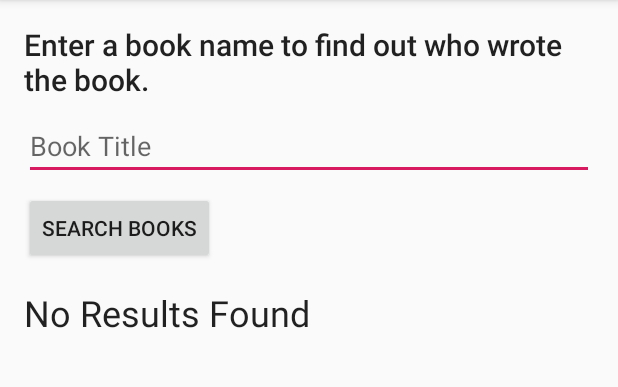
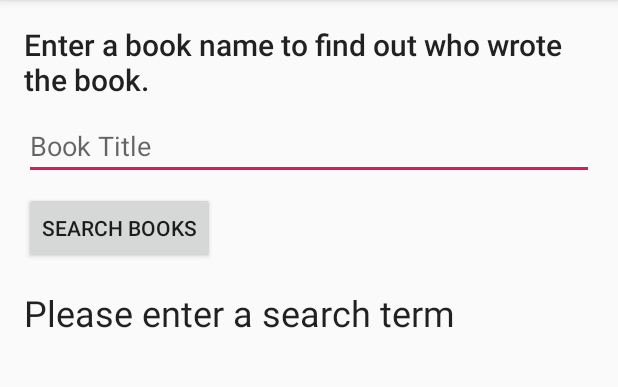
Before and after one commit to opelayoa/SyncTask, an Android app: the screen it shows after launch (MainActivity), after a tap on "SEARCH BOOKS", on a phone screen of 412 x 824 dp, the part 84-471 px from its top. Run offline under Robolectric (Android 15) with nearby library versions, the phone set to English and light mode, and no system bars.

Commit message:
Implement UI Best Practices

```diff
--- a/app/src/main/java/tiendas3b/com/mx/simpleasynctask/MainActivity.java
+++ b/app/src/main/java/tiendas3b/com/mx/simpleasynctask/MainActivity.java
@@ -1,9 +1,13 @@
 package tiendas3b.com.mx.simpleasynctask;
 
+import android.content.Context;
+import android.net.ConnectivityManager;
+import android.net.NetworkInfo;
 import android.support.v7.app.AppCompatActivity;
 import android.os.Bundle;
 import android.util.Log;
 import android.view.View;
+import android.view.inputmethod.InputMethodManager;
 import android.widget.EditText;
 import android.widget.TextView;
 
@@ -25,8 +29,35 @@ public class MainActivity extends AppCompatActivity {
     }
 
     public void searchBooks(View view) {
-        // Get the search string from the input field.
         String queryString = mBookInput.getText().toString();
-        new FetchBook(mTitleText, mAuthorText).execute(queryString);
+
+        InputMethodManager inputManager = (InputMethodManager)
+                getSystemService(Context.INPUT_METHOD_SERVICE);
+        if (inputManager != null ) {
+            inputManager.hideSoftInputFromWindow(view.getWindowToken(),
+                    InputMethodManager.HIDE_NOT_ALWAYS);
+        }
+
+        ConnectivityManager connMgr = (ConnectivityManager)
+                getSystemService(Context.CONNECTIVITY_SERVICE);
+        NetworkInfo networkInfo = null;
+        if (connMgr != null) {
+            networkInfo = connMgr.getActiveNetworkInfo();
+        }
+
+        if (networkInfo != null && networkInfo.isConnected()
+                && queryString.length() != 0) {
+            new FetchBook(mTitleText, mAuthorText).execute(queryString);
+            mAuthorText.setText("");
+            mTitleText.setText(R.string.loading);
+        } else {
+            if (queryString.length() == 0) {
+                mAuthorText.setText("");
+                mTitleText.setText(R.string.no_search_term);
+            } else {
+                mAuthorText.setText("");
+                mTitleText.setText(R.string.no_network);
+            }
+        }
     }
 }
--- a/app/src/main/res/values/strings.xml
+++ b/app/src/main/res/values/strings.xml
@@ -8,4 +8,8 @@
     <string name="button_text">Search Books</string>
     <string name="input_hint">Book Title</string>
     <string name="no_results">No Results Found</string>
+
+    <string name="no_search_term">Please enter a search term</string>
+    <string name="no_network">Please check your network connection and try again.</string>
+    <string name="loading">Loading...</string>
 </resources>
```
